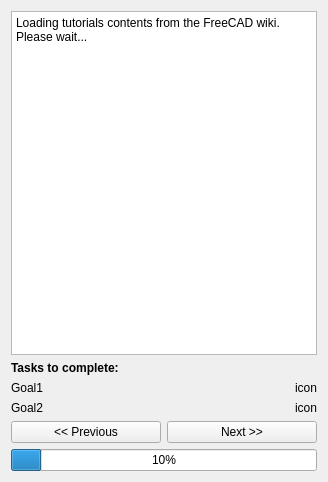
The window that dialogTutorial.ui (yorikvanhavre/BIM_Workbench) describes before a commit, drawn with Qt 5.
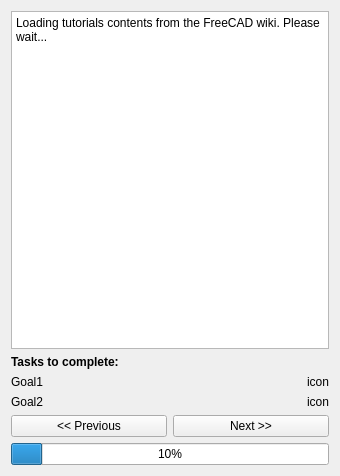
The same window after the commit.

Patch:
```diff
--- a/dialogTutorial.ui
+++ b/dialogTutorial.ui
@@ -6,8 +6,8 @@
    <rect>
     <x>0</x>
     <y>0</y>
-    <width>328</width>
-    <height>482</height>
+    <width>340</width>
+    <height>476</height>
    </rect>
   </property>
   <property name="windowTitle">
```
